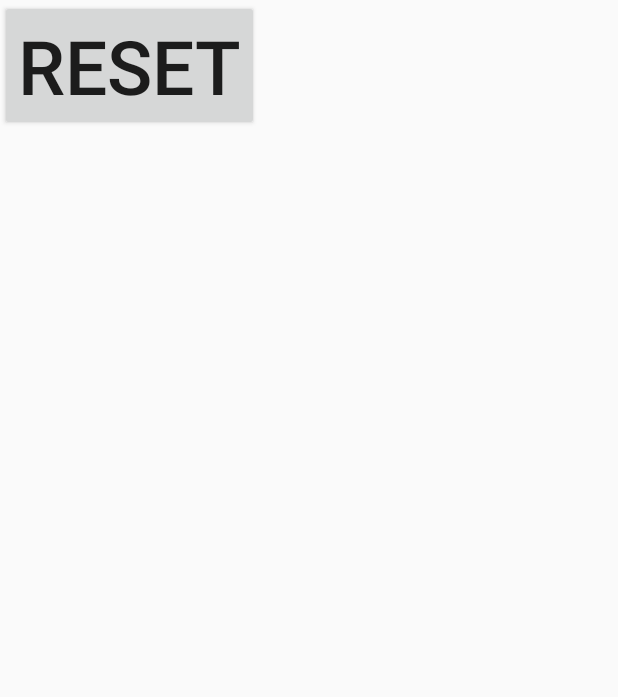
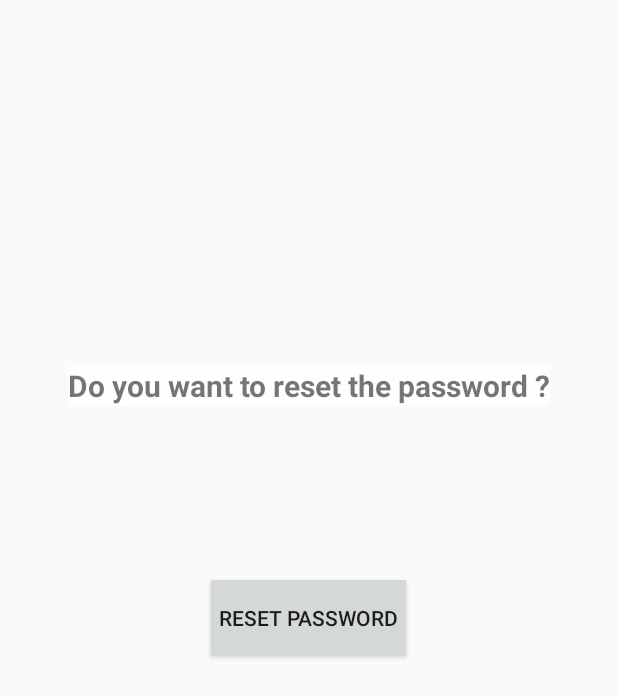
Before and after one commit to Rusho-RU/Locky, an Android app: the screen it shows after launch (Locky), on a phone screen of 412 x 824 dp. Shown: the top 697 px of the screen. Run offline under Robolectric (Android 15) with nearby library versions, the phone set to English and light mode, and no system bars; libraries missing offline, so code that uses them is left out: com.andrognito.patternlockview, io.paperdb; 2 statements that could not run were skipped.

Commit message:
Linked Set and Reset layout.

```diff
--- a/app/src/main/java/com/dragontwister/locky/Locky.java
+++ b/app/src/main/java/com/dragontwister/locky/Locky.java
@@ -60,14 +60,15 @@ public class Locky extends AppCompatActivity {
         startService(new Intent(this, LockyService.class));
 
         PowerManager pm = (PowerManager) getSystemService(Context.POWER_SERVICE);
+        assert pm != null;
         boolean isScreenOn = pm.isScreenOn();
 
         Paper.init(this);
         final String save_pattern = Paper.book().read(save_pattern_key);
 
-        if (isScreenOn == true && save_pattern != null && !save_pattern.equals("null")) {
-            setContentView(R.layout.test_reset_password);
-            Button button = findViewById(R.id.reset_id);
+        if (isScreenOn && save_pattern != null && !save_pattern.equals("null")) {
+            setContentView(R.layout.activity_reset__password);
+            Button button = findViewById(R.id.resetPasswordButton);
 
             button.setOnClickListener(new View.OnClickListener() {
                 @Override
@@ -163,7 +164,15 @@ public class Locky extends AppCompatActivity {
                     public void onCleared() {
                     }
                 });
-            } else {
+            }
+
+            else {
+                setContentView(R.layout.activity_set__password);
+                Button button = findViewById(R.id.setPassButton);
+
+                button.setOnClickListener(new View.OnClickListener() {
+                    @Override
+                    public void onClick(View v) {
                         setContentView(R.layout.activity_main);
                         mPatternLockView = findViewById(R.id.pattern_lock_view);
 
@@ -195,6 +204,8 @@ public class Locky extends AppCompatActivity {
                                 finish();
                             }
                         });
+                    }
+                });
 
             }
         }
--- a/app/src/main/res/layout/activity_reset__password.xml
+++ b/app/src/main/res/layout/activity_reset__password.xml
@@ -1,11 +1,7 @@
 <?xml version="1.0" encoding="utf-8"?>
 <RelativeLayout xmlns:android="http://schemas.android.com/apk/res/android"
-    xmlns:app="http://schemas.android.com/apk/res-auto"
-    xmlns:tools="http://schemas.android.com/tools"
     android:layout_width="match_parent"
-    android:layout_height="match_parent"
-    android:background="@drawable/reset_background"
-    tools:context="com.example.tyro.locky.Reset_Password">
+    android:layout_height="match_parent">
 
     <TextView
         android:layout_width="wrap_content"
@@ -17,13 +13,14 @@
         android:layout_marginBottom="116dp"
         android:layout_above="@+id/resetPasswordButton"
         android:layout_centerHorizontal="true" />
+
     <Button
+        android:id="@+id/resetPasswordButton"
         android:layout_width="130dp"
         android:layout_height="50dp"
-        android:background="#0bf21e"
-        android:text="Reset Password"
+        android:layout_centerHorizontal="true"
         android:layout_centerVertical="true"
-        android:layout_centerHorizontal="true"
-        android:id="@+id/resetPasswordButton" />
+        android:background="#d5d9d5"
+        android:text="Reset Password" />
 
 </RelativeLayout>
--- a/app/src/main/res/layout/test_reset_password.xml
+++ /dev/null
@@ -1,13 +0,0 @@
-<?xml version="1.0" encoding="utf-8"?>
-<LinearLayout
-    xmlns:android="http://schemas.android.com/apk/res/android" android:layout_width="match_parent"
-    android:layout_height="match_parent">
-
-    <Button
-        android:id="@+id/reset_id"
-        android:layout_width="wrap_content"
-        android:layout_height="wrap_content"
-        android:text="@string/Reset"
-
-        android:textSize="50dp" />
-</LinearLayout>
```
Also changed, not shown: app/src/main/res/layout/activity_set__password.xml (+8 -12 lines). Lines whose indentation alone changed are shown as unchanged.
